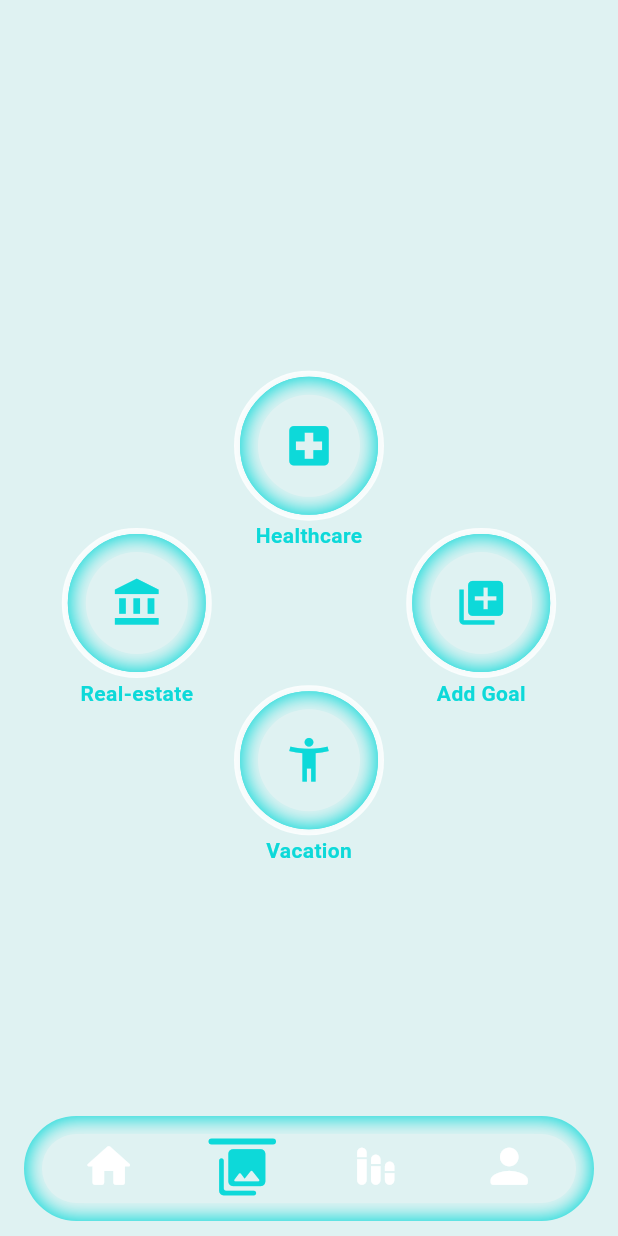
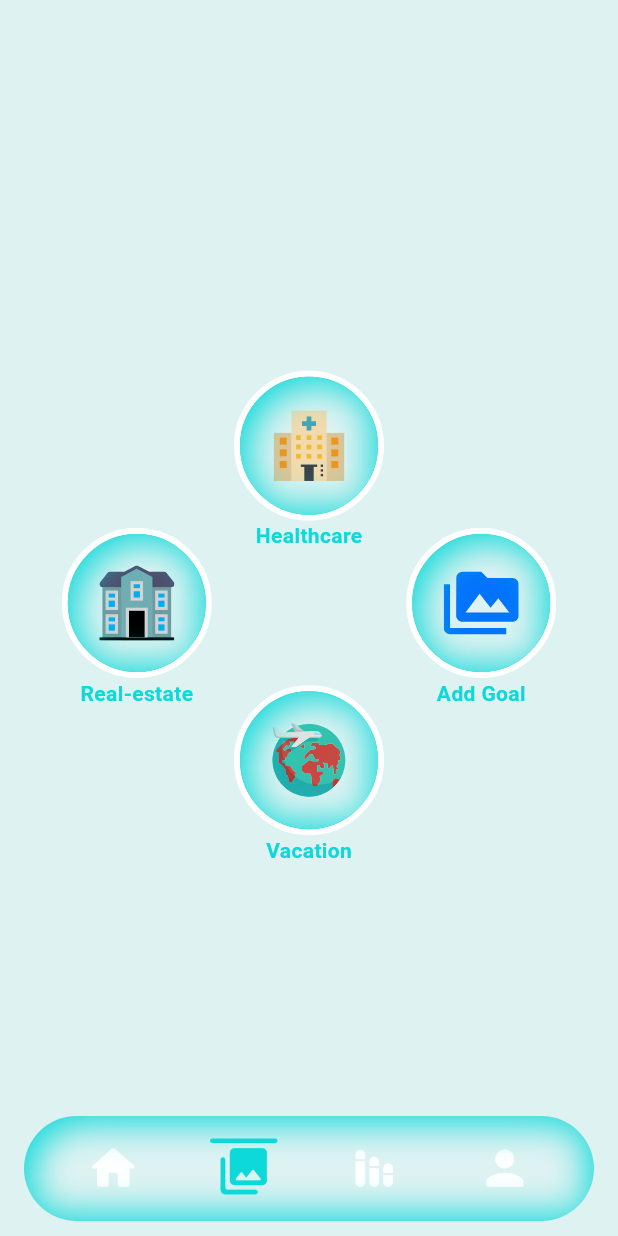
Before and after one commit to Simarjot-sk/web_mobril_test, a Flutter app: the HomeScreen screen opened by its route, item 2 of the bottom bar chosen, on a phone screen of 412 x 824 dp. Run offline on Flutter 3.47's test engine with Material 2 defaults, Android fonts, the phone set to English and light mode, and no system bars; our stand-ins replace firebase_core, flutter_svg, google_sign_in, shared_preferences; accounts and stored records are empty.

Commit message:
added svg icons instead of flutter default icons

```diff
--- a/lib/presentation/screens/bottom_bar_screens/options_group.dart
+++ b/lib/presentation/screens/bottom_bar_screens/options_group.dart
@@ -1,4 +1,5 @@
 import 'package:flutter/material.dart';
+import 'package:flutter_svg/flutter_svg.dart';
 import 'package:web_mobril_test/presentation/screens/home/widgets/home_bottom_bar.dart';
 import 'package:web_mobril_test/presentation/theme/colors.dart';
 
@@ -45,28 +46,28 @@ class _OptionsGroupState extends State<OptionsGroup>
   Widget build(BuildContext context) {
     return Stack(
       children: [
-        _createItem(_leftAlignAnimation, "Real-estate", Icons.account_balance),
-        _createItem(_rightAlignAnimation, "Add Goal", Icons.library_add),
-        _createItem(_topAlignAnimation, "Healthcare", Icons.local_hospital),
-        _createItem(_bottomAlignAnimation, "Vacation", Icons.accessibility_new),
+        _createItem(_leftAlignAnimation, "Real-estate", 'estate.svg'),
+        _createItem(_rightAlignAnimation, "Add Goal", 'add.svg'),
+        _createItem(_topAlignAnimation, "Healthcare", 'healthcare.svg'),
+        _createItem(_bottomAlignAnimation, "Vacation", 'vacation.svg'),
       ],
     );
   }
 
   Widget _createItem(
-      Animation<AlignmentGeometry> animation, String label, IconData iconData) {
+      Animation<AlignmentGeometry> animation, String label, String iconPath) {
     final width = MediaQuery.of(context).size.width;
     return SizedBox(
       height: width * 0.8,
       width: width * 0.8,
       child: AlignTransition(
         alignment: animation,
-        child: _createInnerItem(label, iconData),
+        child: _createInnerItem(label, iconPath),
       ),
     );
   }
 
-  Widget _createInnerItem(String label, IconData iconData) {
+  Widget _createInnerItem(String label, String iconPath) {
     return Column(
       mainAxisSize: MainAxisSize.min,
       children: [
@@ -74,15 +75,19 @@ class _OptionsGroupState extends State<OptionsGroup>
           height: 100,
           width: 100,
           decoration: BoxDecoration(
-              color: kPrimaryColor,
-              borderRadius: BorderRadius.circular(100),
-              border: Border.all(color: Colors.white, width: 4)),
+            color: kPrimaryColor,
+            borderRadius: BorderRadius.circular(100),
+            border: Border.all(color: Colors.white, width: 4),
+          ),
           child: buildShadowContainer(
-              child: Icon(
-                size: 35,
-            iconData,
-            color: kPrimaryColor,
-          )),
+            child: Center(
+              child: SvgPicture.asset(
+                'assets/$iconPath',
+                width: 50,
+                height: 50,
+              ),
+            ),
+          ),
         ),
         Text(
           label,
--- a/lib/presentation/screens/home/home_screen.dart
+++ b/lib/presentation/screens/home/home_screen.dart
@@ -3,6 +3,7 @@ import 'package:web_mobril_test/data/repo/auth_repo.dart';
 import 'package:web_mobril_test/presentation/screens/bottom_bar_screens/options_screen.dart';
 import 'package:web_mobril_test/presentation/screens/home/widgets/home_bottom_bar.dart';
 import 'package:web_mobril_test/presentation/screens/login/login_screen.dart';
+import 'package:web_mobril_test/presentation/theme/colors.dart';
 
 class HomeScreen extends StatefulWidget {
   static const route = "home_screen_route";
@@ -19,6 +20,7 @@ class _HomeScreenState extends State<HomeScreen> {
   @override
   Widget build(BuildContext context) {
     return Scaffold(
+      backgroundColor: kScreenBackgroundColor,
       body: Stack(
         children: [
           if (_bottomBarIndex == 1) const SecondScreen(),
--- a/lib/presentation/screens/home/widgets/home_bottom_bar.dart
+++ b/lib/presentation/screens/home/widgets/home_bottom_bar.dart
@@ -1,5 +1,6 @@
 import 'package:flutter/material.dart';
 import 'package:web_mobril_test/presentation/theme/colors.dart';
+import 'package:web_mobril_test/utils/inner_shadow.dart';
 
 class HomeBottomBar extends StatefulWidget {
   const HomeBottomBar({super.key, required this.onItemSelected});
@@ -20,11 +21,10 @@ class _HomeBottomBarState extends State<HomeBottomBar> {
       child: buildShadowContainer(
         child: Center(
           child: Padding(
-            padding: const EdgeInsets.only(top: 3.0),
+            padding: const EdgeInsets.symmetric(horizontal: 16),
             child: Row(
               mainAxisSize: MainAxisSize.max,
               mainAxisAlignment: MainAxisAlignment.spaceAround,
-              crossAxisAlignment: CrossAxisAlignment.center,
               children: [
                 Icons.home_rounded,
                 Icons.photo_library_rounded,
@@ -52,25 +52,14 @@ class _HomeBottomBarState extends State<HomeBottomBar> {
 }
 
 Widget buildShadowContainer({required Widget child}) {
-  var radius = BorderRadius.circular(50);
-  return Container(
-    decoration: BoxDecoration(
-      border: Border.all(color: kPrimaryColor, width: 2),
-      color: kPrimaryColor,
-      borderRadius: radius,
-    ),
-    padding: const EdgeInsets.all(10),
+  return InnerShadow(
+    blur: 12,
+    color: kPrimaryColor,
+    offset: const Offset(5, 5),
     child: Container(
-      decoration: BoxDecoration(
+      decoration: const BoxDecoration(
+        borderRadius: BorderRadius.all(Radius.circular(50)),
         color: kScreenBackgroundColor,
-        borderRadius: radius,
-        boxShadow: const [
-          BoxShadow(
-            color: kScreenBackgroundColor,
-            blurRadius: 10,
-            spreadRadius: 10,
-          )
-        ],
       ),
       child: child,
     ),
@@ -97,9 +86,10 @@ class BottomBarItem extends StatelessWidget {
       child: Padding(
         padding: const EdgeInsets.symmetric(horizontal: 10),
         child: Column(
+          mainAxisSize: MainAxisSize.min,
           children: [
             Container(
-              height: isSelected ? 4 : 0,
+              height: isSelected ? 3 : 0,
               width: 45,
               decoration: BoxDecoration(
                   color: kPrimaryColor, borderRadius: BorderRadius.circular(5)),
--- /dev/null
+++ b/lib/utils/inner_shadow.dart
@@ -0,0 +1,67 @@
+import 'dart:ui';
+import 'package:flutter/material.dart';
+import 'package:flutter/rendering.dart';
+
+class InnerShadow extends SingleChildRenderObjectWidget {
+  const InnerShadow({
+    Key? key,
+    this.blur = 10,
+    this.color = Colors.black38,
+    this.offset = const Offset(10, 10),
+    required Widget child,
+  }) : super(key: key, child: child);
+
+  final double blur;
+  final Color color;
+  final Offset offset;
+
+  @override
+  RenderObject createRenderObject(BuildContext context) {
+    final _RenderInnerShadow renderObject = _RenderInnerShadow();
+    updateRenderObject(context, renderObject);
+    return renderObject;
+  }
+
+  @override
+  void updateRenderObject(
+      BuildContext context, _RenderInnerShadow renderObject) {
+    renderObject
+      ..color = color
+      ..blur = blur
+      ..dx = offset.dx
+      ..dy = offset.dy;
+  }
+}
+
+class _RenderInnerShadow extends RenderProxyBox {
+  double? blur;
+  Color? color;
+  double? dx;
+  double? dy;
+
+  @override
+  void paint(PaintingContext context, Offset offset) {
+    if (child == null) return;
+
+    final Rect rectOuter = offset & size;
+    final Rect rectInner = Rect.fromLTWH(
+      offset.dx,
+      offset.dy,
+      size.width - dx!,
+      size.height - dy!,
+    );
+    final Canvas canvas = context.canvas..saveLayer(rectOuter, Paint());
+    context.paintChild(child!, offset);
+    final Paint shadowPaint = Paint()
+      ..blendMode = BlendMode.srcATop
+      ..imageFilter = ImageFilter.blur(sigmaX: blur!, sigmaY: blur!)
+      ..colorFilter = ColorFilter.mode(color!, BlendMode.srcOut);
+
+    canvas
+      ..saveLayer(rectOuter, shadowPaint)
+      ..saveLayer(rectInner, Paint())
+      ..translate(dx!, dy!);
+    context.paintChild(child!, offset);
+    context.canvas..restore()..restore()..restore();
+  }
+}
--- a/pubspec.yaml
+++ b/pubspec.yaml
@@ -15,6 +15,7 @@ dependencies:
   provider: ^6.0.5
   shared_preferences: ^2.2.0
   firebase_core: ^2.14.0
+  flutter_svg: ^2.0.7
 
 dev_dependencies:
   flutter_test:
@@ -22,3 +23,5 @@ dev_dependencies:
   flutter_lints: ^2.0.0
 flutter:
   uses-material-design: true
+  assets:
+    - assets/
```
Also changed, not shown: assets/add.svg (added), assets/estate.svg (added), assets/healthcare.svg (added), assets/vacation.svg (added), pubspec.lock.
